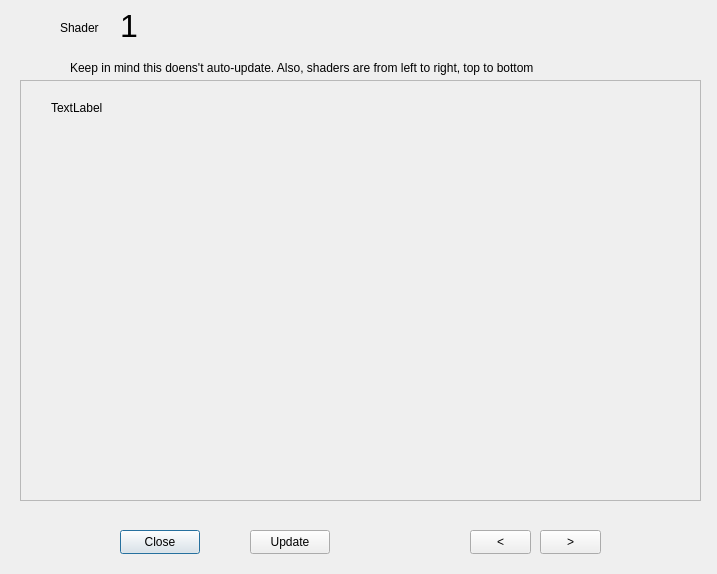
First picture: the form in ui/shadercodedisplayer.ui, repository herewegoblueno/beagle, before the edit.
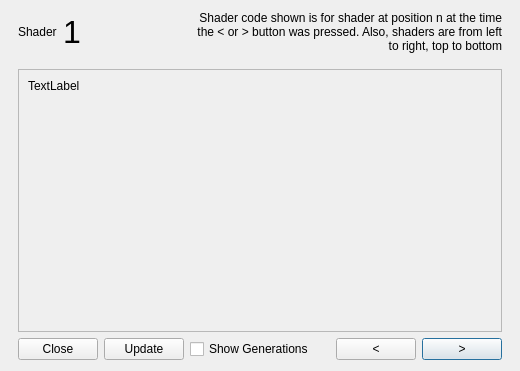
Second picture: the form after the edit.

The edit to the form file:
```diff
--- a/ui/shadercodedisplayer.ui
+++ b/ui/shadercodedisplayer.ui
@@ -6,154 +6,163 @@
    <rect>
     <x>0</x>
     <y>0</y>
-    <width>717</width>
-    <height>574</height>
+    <width>520</width>
+    <height>371</height>
    </rect>
   </property>
   <property name="windowTitle">
    <string>Dialog</string>
   </property>
-  <widget class="QScrollArea" name="scrollArea">
-   <property name="geometry">
-    <rect>
-     <x>20</x>
-     <y>80</y>
-     <width>681</width>
-     <height>421</height>
-    </rect>
+  <layout class="QGridLayout" name="gridLayout">
+   <property name="leftMargin">
+    <number>18</number>
    </property>
-   <property name="widgetResizable">
-    <bool>true</bool>
+   <property name="rightMargin">
+    <number>18</number>
    </property>
-   <widget class="QWidget" name="scrollAreaWidgetContents">
-    <property name="geometry">
-     <rect>
-      <x>0</x>
-      <y>0</y>
-      <width>679</width>
-      <height>419</height>
-     </rect>
-    </property>
-    <widget class="QLabel" name="shaderCode">
-     <property name="geometry">
-      <rect>
-       <x>30</x>
-       <y>20</y>
-       <width>631</width>
-       <height>361</height>
-      </rect>
+   <item row="3" column="6">
+    <widget class="QPushButton" name="increaseButton">
+     <property name="text">
+      <string>&gt;</string>
      </property>
+    </widget>
+   </item>
+   <item row="0" column="1" colspan="2">
+    <widget class="QLabel" name="shaderIndex">
+     <property name="font">
+      <font>
+       <pointsize>24</pointsize>
+      </font>
+     </property>
      <property name="text">
-      <string>TextLabel</string>
+      <string>1</string>
+     </property>
+    </widget>
+   </item>
+   <item row="3" column="0" colspan="2">
+    <widget class="QPushButton" name="closeButton">
+     <property name="text">
+      <string>Close</string>
+     </property>
+    </widget>
+   </item>
+   <item row="0" column="0">
+    <widget class="QLabel" name="shaderLabel">
+     <property name="text">
+      <string>Shader</string>
+     </property>
+    </widget>
+   </item>
+   <item row="1" column="1">
+    <spacer name="verticalSpacer">
+     <property name="orientation">
+      <enum>Qt::Vertical</enum>
+     </property>
+     <property name="sizeType">
+      <enum>QSizePolicy::Minimum</enum>
+     </property>
+     <property name="sizeHint" stdset="0">
+      <size>
+       <width>10</width>
+       <height>10</height>
+      </size>
+     </property>
+    </spacer>
+   </item>
+   <item row="3" column="5">
+    <widget class="QPushButton" name="decreaseButton">
+     <property name="text">
+      <string>&lt;</string>
+     </property>
+    </widget>
+   </item>
+   <item row="3" column="2">
+    <widget class="QPushButton" name="updateButton">
+     <property name="text">
+      <string>Update</string>
+     </property>
+    </widget>
+   </item>
+   <item row="2" column="0" colspan="7">
+    <widget class="QScrollArea" name="scrollArea">
+     <property name="sizeAdjustPolicy">
+      <enum>QAbstractScrollArea::AdjustIgnored</enum>
+     </property>
+     <property name="widgetResizable">
+      <bool>true</bool>
+     </property>
+     <widget class="QWidget" name="scrollAreaWidgetContents">
+      <property name="geometry">
+       <rect>
+        <x>0</x>
+        <y>0</y>
+        <width>482</width>
+        <height>251</height>
+       </rect>
+      </property>
+      <property name="sizePolicy">
+       <sizepolicy hsizetype="Preferred" vsizetype="Preferred">
+        <horstretch>0</horstretch>
+        <verstretch>0</verstretch>
+       </sizepolicy>
+      </property>
+      <property name="minimumSize">
+       <size>
+        <width>0</width>
+        <height>0</height>
+       </size>
+      </property>
+      <layout class="QHBoxLayout" name="horizontalLayout">
+       <item>
+        <widget class="QLabel" name="shaderCode">
+         <property name="sizePolicy">
+          <sizepolicy hsizetype="Preferred" vsizetype="Preferred">
+           <horstretch>0</horstretch>
+           <verstretch>0</verstretch>
+          </sizepolicy>
+         </property>
+         <property name="text">
+          <string>TextLabel</string>
+         </property>
+         <property name="scaledContents">
+          <bool>true</bool>
+         </property>
+         <property name="alignment">
+          <set>Qt::AlignLeading|Qt::AlignLeft|Qt::AlignTop</set>
+         </property>
+         <property name="wordWrap">
+          <bool>true</bool>
+         </property>
+         <property name="textInteractionFlags">
+          <set>Qt::LinksAccessibleByMouse|Qt::TextSelectableByKeyboard|Qt::TextSelectableByMouse</set>
+         </property>
+        </widget>
+       </item>
+      </layout>
+     </widget>
+    </widget>
+   </item>
+   <item row="0" column="3" colspan="4">
+    <widget class="QLabel" name="label">
+     <property name="text">
+      <string>Shader code shown is for shader at position n at the time the &lt; or &gt; button was pressed. Also, shaders are from left to right, top to bottom</string>
      </property>
      <property name="alignment">
-      <set>Qt::AlignLeading|Qt::AlignLeft|Qt::AlignTop</set>
+      <set>Qt::AlignRight|Qt::AlignTrailing|Qt::AlignVCenter</set>
      </property>
      <property name="wordWrap">
       <bool>true</bool>
      </property>
-     <property name="textInteractionFlags">
-      <set>Qt::LinksAccessibleByMouse|Qt::TextSelectableByKeyboard|Qt::TextSelectableByMouse</set>
+    </widget>
+   </item>
+   <item row="3" column="3">
+    <widget class="QCheckBox" name="showGenerations">
+     <property name="text">
+      <string>Show Generations</string>
      </property>
     </widget>
-   </widget>
-  </widget>
-  <widget class="QPushButton" name="closeButton">
-   <property name="geometry">
-    <rect>
-     <x>120</x>
-     <y>530</y>
-     <width>80</width>
-     <height>24</height>
-    </rect>
-   </property>
-   <property name="text">
-    <string>Close</string>
-   </property>
-  </widget>
-  <widget class="QPushButton" name="updateButton">
-   <property name="geometry">
-    <rect>
-     <x>250</x>
-     <y>530</y>
-     <width>80</width>
-     <height>24</height>
-    </rect>
-   </property>
-   <property name="text">
-    <string>Update</string>
-   </property>
-  </widget>
-  <widget class="QPushButton" name="decreaseButton">
-   <property name="geometry">
-    <rect>
-     <x>470</x>
-     <y>530</y>
-     <width>61</width>
-     <height>24</height>
-    </rect>
-   </property>
-   <property name="text">
-    <string>&lt;</string>
-   </property>
-  </widget>
-  <widget class="QPushButton" name="increaseButton">
-   <property name="geometry">
-    <rect>
-     <x>540</x>
-     <y>530</y>
-     <width>61</width>
-     <height>24</height>
-    </rect>
-   </property>
-   <property name="text">
-    <string>&gt;</string>
-   </property>
-  </widget>
-  <widget class="QLabel" name="shaderLabel">
-   <property name="geometry">
-    <rect>
-     <x>60</x>
-     <y>20</y>
-     <width>58</width>
-     <height>16</height>
-    </rect>
-   </property>
-   <property name="text">
-    <string>Shader</string>
-   </property>
-  </widget>
-  <widget class="QLabel" name="shaderIndex">
-   <property name="geometry">
-    <rect>
-     <x>120</x>
-     <y>10</y>
-     <width>58</width>
-     <height>31</height>
-    </rect>
-   </property>
-   <property name="font">
-    <font>
-     <pointsize>24</pointsize>
-    </font>
-   </property>
-   <property name="text">
-    <string>1</string>
-   </property>
-  </widget>
-  <widget class="QLabel" name="label">
-   <property name="geometry">
-    <rect>
-     <x>70</x>
-     <y>60</y>
-     <width>561</width>
-     <height>16</height>
-    </rect>
-   </property>
-   <property name="text">
-    <string>Keep in mind this doens't auto-update. Also, shaders are from left to right, top to bottom</string>
-   </property>
-  </widget>
+   </item>
+  </layout>
  </widget>
  <resources/>
  <connections/>
```
